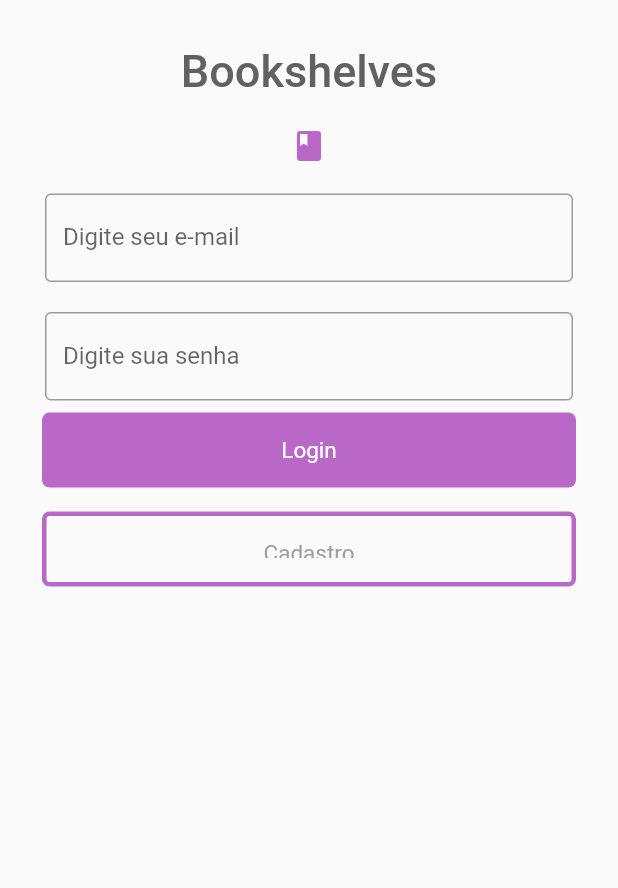
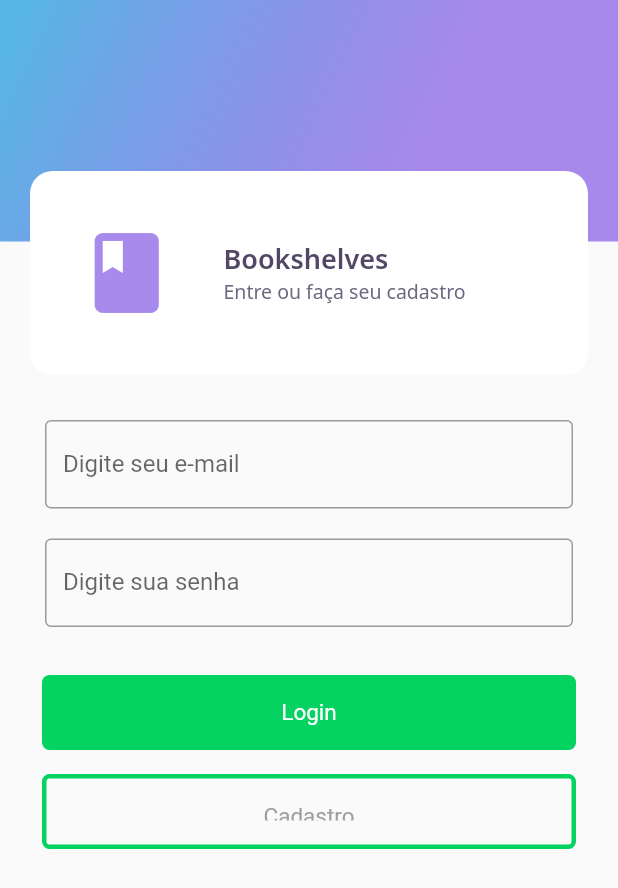
Before and after one commit to 11emilia11/bookshelvesapp, a Flutter app: the HomePage screen opened directly, on a phone screen of 412 x 824 dp. Shown: the top 888 px of the screen. Run offline on Flutter 3.47's test engine with Material 2 defaults, Android fonts, the phone set to English and light mode, and no system bars; our stand-ins replace google_fonts.

Commit message:
improving layouts login and book detail

```diff
--- a/lib/book/book_detail_page.dart
+++ b/lib/book/book_detail_page.dart
@@ -1,3 +1,4 @@
+import 'package:bookshelvesapp/feed/widgets/appbar/app_bar_widget.dart';
 import 'package:flutter/material.dart';
 import 'package:bookshelvesapp/core/app_colors.dart';
 import 'package:bookshelvesapp/core/app_text_styles.dart';
@@ -11,7 +12,7 @@ class _BookDetailPageState extends State<BookDetailPage> {
   @override
   Widget build(BuildContext context) {
     return Scaffold(
-      appBar: AppBar(),
+      appBar: AppBarWidget(),
       body:
         Padding(
           padding: EdgeInsets.all(8.0),
@@ -52,33 +53,33 @@ class _BookDetailPageState extends State<BookDetailPage> {
                   children: [
                     Column(
                       children: [
-                        Icon(Icons.bookmark_border),
-                        Text('Salvar')
+                        Icon(Icons.bookmark_border, color: Color(0xFF57B6E5)),
+                        Text('Salvar',style: TextStyle(color: AppColors.black),)
                       ],
                     ),
                     Column(
                       children: [
-                        Icon(Icons.bookmark_border),
-                        Text('Lido')
+                        Icon(Icons.bookmark_border,  color: Colors.greenAccent[400]),
+                        Text('Lido', style: TextStyle(color: AppColors.black),)
                       ],
                     ),
                     Column(
                       children: [
-                        Icon(Icons.bookmark_border),
-                        Text('Lendo')
+                        Icon(Icons.bookmark_border, color:Color.fromRGBO(130, 87, 229, 0.695)),
+                        Text('Lendo',style: TextStyle(color: AppColors.black),)
                       ],
                     ),
                     ],),
               ),
-
-              Container(
-                padding: EdgeInsets.all(16),
-                child: Column(
-                  mainAxisAlignment: MainAxisAlignment.spaceEvenly,
+              SizedBox(
+                height: 64,
+              ),
+              Row(
+                mainAxisAlignment: MainAxisAlignment.spaceBetween,
                 children: [
                   Container(
                     margin: EdgeInsets.all(8),
-                      padding: const EdgeInsets.only(left: 128, right: 128, top: 4, bottom: 4),
+                    //padding: const EdgeInsets.only(left: 128, right: 128, top: 4, bottom: 4),
                     decoration: BoxDecoration(borderRadius: BorderRadius.circular(10.0),
 
                    color: AppColors.darkGreen ),
@@ -91,7 +92,7 @@ class _BookDetailPageState extends State<BookDetailPage> {
 
                   Container(
                    margin: EdgeInsets.all(8),
-                     padding: const EdgeInsets.only(left: 128, right: 128, top: 4, bottom: 4),
+                   //padding: const EdgeInsets.only(left: 128, right: 128, top: 4, bottom: 4),
                    decoration: BoxDecoration(borderRadius: BorderRadius.circular(10.0),
                    border: Border.all(width: 1, color:  Color(0xFFE1E1E6)),
                    color:Colors.white),
@@ -103,7 +104,6 @@ class _BookDetailPageState extends State<BookDetailPage> {
                   ),
 
                 ],
-                ),
               )],
               ),
 
--- a/lib/home/home_page.dart
+++ b/lib/home/home_page.dart
@@ -1,4 +1,5 @@
 
+import 'package:bookshelvesapp/home/widgets/home_app_bar.dart';
 import 'package:flutter/material.dart';
 
 class HomePage extends StatefulWidget {
@@ -17,30 +18,15 @@ class _HomePageState extends State<HomePage> {
   @override
   Widget build(BuildContext context) {
     return Scaffold(
-      /*  appBar: AppBar(
-         title: Text('Bookshelves'),
-        ),*/
+        appBar: HomeAppBar(
+
+        ),
         body: Padding(
             padding: EdgeInsets.all(20),
             child: ListView(
               children: <Widget>[
-                Container(
-                    alignment: Alignment.center,
-                    padding: EdgeInsets.all(10),
-                    child: Text(
-                      'Bookshelves',
-                      style: TextStyle(
-                          color: Colors.grey[700],
-                          fontWeight: FontWeight.w500,
-                          fontSize: 30),
-                    )),
-                Container(
-                    alignment: Alignment.center,
-                    padding: EdgeInsets.all(10),
-                    child: Icon(
-                      Icons.book_rounded,
-                      color: Colors.purple[300],
-                    )),
+
+
                 Container(
                   padding: EdgeInsets.all(10),
                   child: TextField(
@@ -62,6 +48,9 @@ class _HomePageState extends State<HomePage> {
                     ),
                   ),
                 ),
+                SizedBox(
+                height: 24,
+              ),
 
 
 
@@ -72,7 +61,7 @@ class _HomePageState extends State<HomePage> {
 
                    decoration: BoxDecoration(
                     borderRadius: BorderRadius.circular(5.0),
-                    color: Colors.purple[300],
+                    color:  Color(0xFF04D361),
                   ),
                   child: Center(
                       child: TextButton(
@@ -91,7 +80,7 @@ class _HomePageState extends State<HomePage> {
                   margin: const EdgeInsets.symmetric(horizontal: 8.0, vertical: 8.0),
                    decoration: BoxDecoration(
                     borderRadius: BorderRadius.circular(5.0),
-                    border: Border.all(color: Colors.purple[300], width: 3),
+                    border: Border.all(color: Color(0xFF04D361), width: 3),
                   ),
                   child: Center(
                       child: TextButton(
--- /dev/null
+++ b/lib/home/widgets/home_app_bar.dart
@@ -0,0 +1,28 @@
+import 'package:bookshelvesapp/core/app_gradients.dart';
+import 'package:bookshelvesapp/core/app_text_styles.dart';
+import 'package:bookshelvesapp/home/widgets/title_card_widget.dart';
+import 'package:flutter/cupertino.dart';
+
+class HomeAppBar extends PreferredSize {
+   HomeAppBar() : super(
+    preferredSize: Size.fromHeight(250),
+    child: Container(
+      height: 250,
+      child: Stack(
+        children: [
+          Container(
+            height: 161,
+           padding: const EdgeInsets.symmetric(horizontal: 20),
+            width: double.maxFinite,
+            decoration: BoxDecoration(gradient: AppGradients.linear),
+
+          ),
+            Align(
+              alignment: Alignment(0.0, 1.0),
+              child: TitleCardWidget()
+              )
+        ],
+      )
+    ),
+  );
+}
--- /dev/null
+++ b/lib/home/widgets/title_card_widget.dart
@@ -0,0 +1,49 @@
+import 'package:bookshelvesapp/core/app_colors.dart';
+import 'package:bookshelvesapp/core/app_text_styles.dart';
+import 'package:bookshelvesapp/feed/widgets/chart/chart_widget.dart';
+import 'package:flutter/material.dart';
+
+class TitleCardWidget extends StatelessWidget {
+  const TitleCardWidget({ Key key }) : super(key: key);
+
+  @override
+  Widget build(BuildContext context) {
+    return Padding(
+      padding: const EdgeInsets.only(left:20, right:20),
+      child: Container(
+        height: 136,
+        decoration: BoxDecoration(
+          color: AppColors.white,
+          borderRadius: BorderRadius.circular(15)),
+        child: Padding(
+          padding: const EdgeInsets.symmetric(horizontal: 24),
+          child: Row(
+            crossAxisAlignment: CrossAxisAlignment.center,
+            children: [
+               Expanded(
+                  flex: 1,
+                  child: Icon(Icons.book, color: Color.fromRGBO(130, 87, 229, 0.695), size: 64,)
+              ),
+              Expanded(
+                  flex: 3,
+                  child: Padding(
+                    padding: const EdgeInsets.only(left: 24),
+                    child: Column(
+                      mainAxisAlignment: MainAxisAlignment.center,
+                      crossAxisAlignment: CrossAxisAlignment.start,
+                      children:  [
+                        Text(
+                          "Bookshelves",
+                          style: AppTextStyles.heading),
+                        Text(
+                          "Entre ou faça seu cadastro",
+                          style: AppTextStyles.body)
+                        ],
+                ),
+                  ),
+              )
+          ]),
+        )),
+    );
+  }
+}
--- a/lib/main.dart
+++ b/lib/main.dart
@@ -15,7 +15,7 @@ class MyApp extends StatelessWidget {
   Widget build(BuildContext context) {
     return MaterialApp(
       title: "Bookshelves",
-      home: FeedPage(
+      home: RegisterPage(
 
         ),
       );
```
Lines whose indentation alone changed are shown as unchanged.
